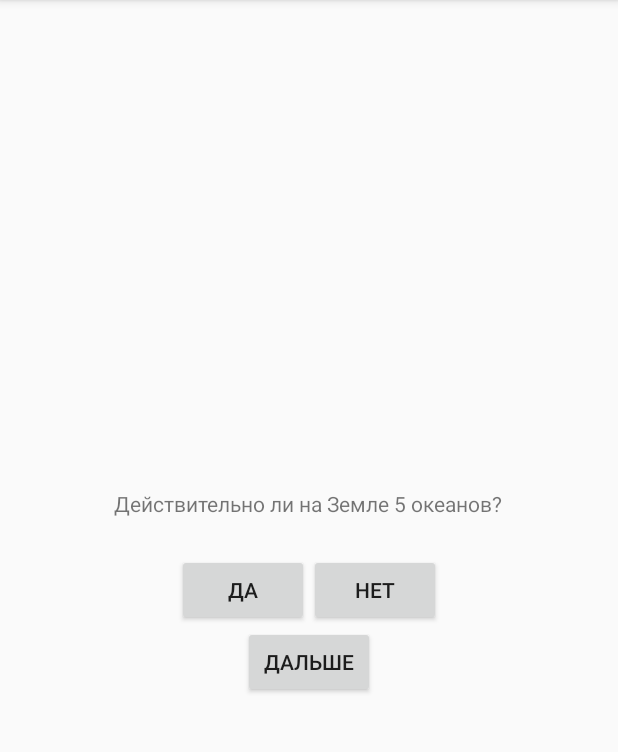
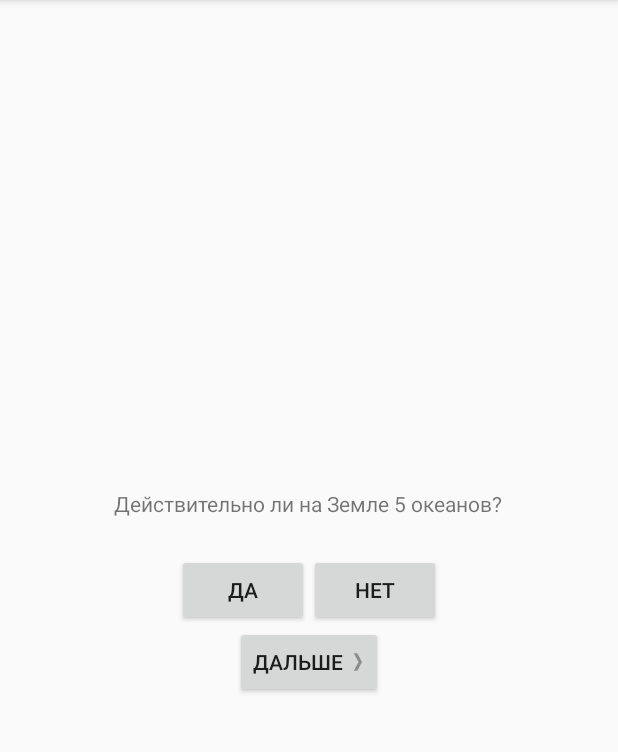
Before and after one commit to behemoth-13/AndroidApp_Questioner, an Android app: the screen it shows after launch (QuizActivity), on a phone screen of 412 x 824 dp, the part 84-836 px from its top. Run offline under Robolectric (Android 15) with nearby library versions, the phone set to English and light mode, and no system bars.

Commit message:
2 stage(70 page) Quiz fix bugs

```diff
--- a/app/src/main/java/by/afanasyeu/alex/cleverluba/QuizActivity.java
+++ b/app/src/main/java/by/afanasyeu/alex/cleverluba/QuizActivity.java
@@ -15,10 +15,10 @@ public class QuizActivity extends AppCompatActivity {
     private TextView mQuestionTextView;
 
     private Question[] mQuestionBank = new Question[] {
-        new Question(R.string.question_oceans, true),
+        new Question(R.string.question_oceans, false),
         new Question(R.string.question_element, true),
         new Question(R.string.question_tree, true),
-        new Question(R.string.question_water, true),
+        new Question(R.string.question_water, false),
     };
 
     private int mCurrentIndex = 0;
--- a/app/src/main/res/layout/activity_quiz.xml
+++ b/app/src/main/res/layout/activity_quiz.xml
@@ -35,6 +35,8 @@
         android:id="@+id/next_button"
         android:layout_width="wrap_content"
         android:layout_height="wrap_content"
-        android:text="@string/next_button"/>
+        android:text="@string/next_button"
+        android:drawableRight="@drawable/arrow_right"
+        android:drawablePadding="4dp"/>
 
 </LinearLayout>
```
Also changed, not shown: app/src/main/res/drawable-hdpi/arrow_left.png (added), app/src/main/res/drawable-hdpi/arrow_right.png (added), app/src/main/res/drawable-mdpi/arrow_left.png (added), app/src/main/res/drawable-mdpi/arrow_right.png (added), app/src/main/res/drawable-xhdpi/arrow_left.png (added), app/src/main/res/drawable-xhdpi/arrow_right.png (added), app/src/main/res/drawable-xxhdpi/arrow_left.png (added), app/src/main/res/drawable-xxhdpi/arrow_right.png (added).
